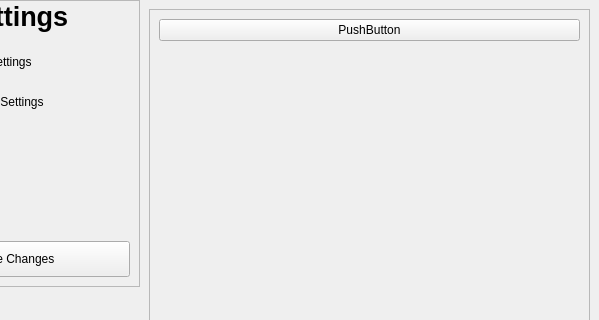
This is editsettingswindow.ui in nickdonnelly/horus as Qt 5 draws it before an edit; both pictures show x 110 to 709 and y 0 to 320 of the 709 by 480 pixel window. The edited form follows.
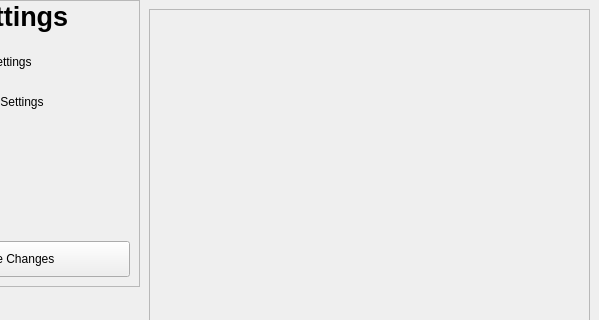
This is the edited form. The open tabs and pages were chosen to show the change.

```diff
--- a/editsettingswindow.ui
+++ b/editsettingswindow.ui
@@ -1008,7 +1008,7 @@
                <x>0</x>
                <y>0</y>
                <width>439</width>
-               <height>54</height>
+               <height>20</height>
               </rect>
              </property>
              <property name="sizePolicy">
@@ -1019,15 +1019,7 @@
              </property>
              <layout class="QVBoxLayout" name="verticalLayout_20">
               <item>
-               <layout class="QVBoxLayout" name="layoutHotkeys">
-                <item>
-                 <widget class="QPushButton" name="pushButton">
-                  <property name="text">
-                   <string>PushButton</string>
-                  </property>
-                 </widget>
-                </item>
-               </layout>
+               <layout class="QVBoxLayout" name="layoutHotkeys"/>
               </item>
              </layout>
             </widget>
```
Left out of the diff: 4 changed lines with no effect on the pictures.
